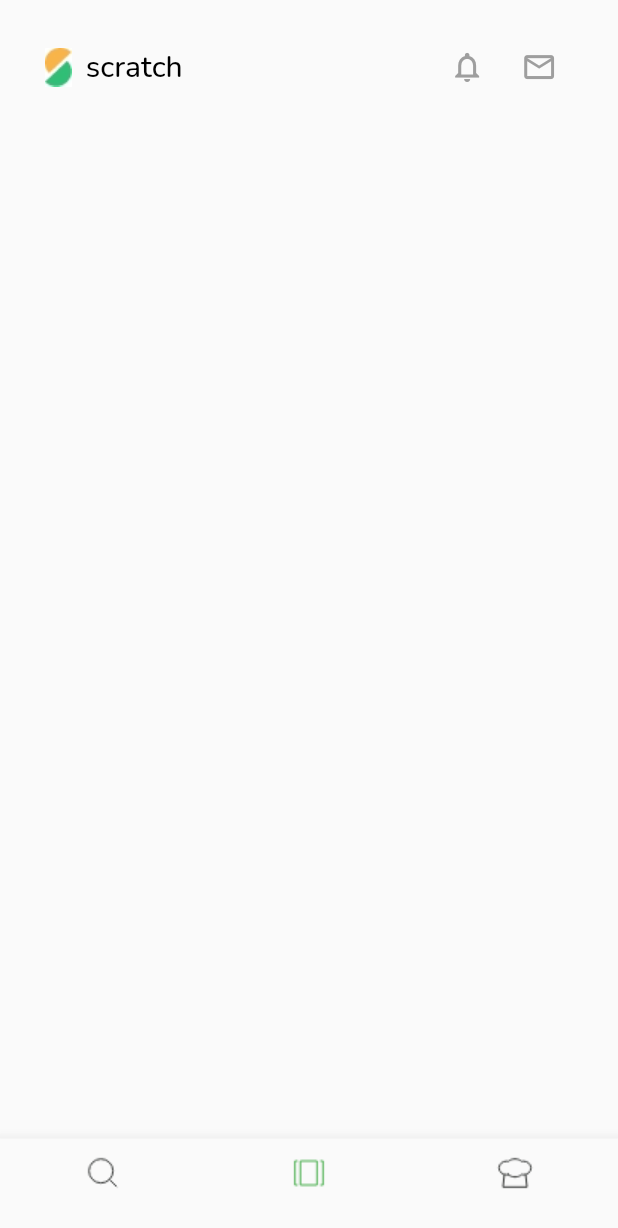
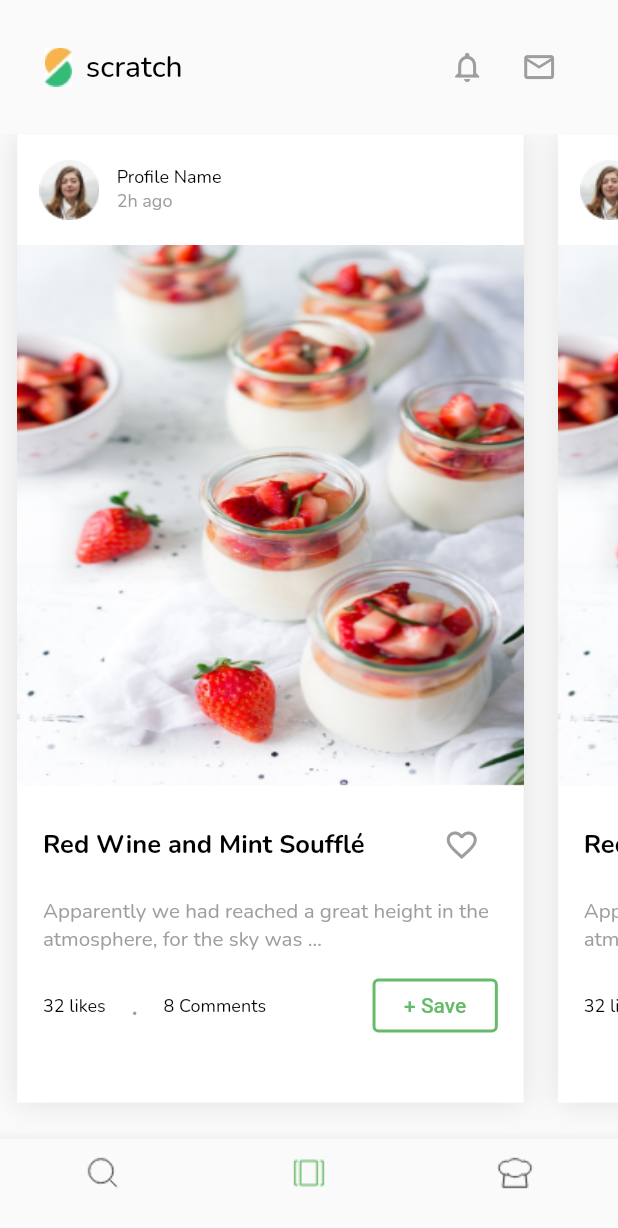
Before and after one commit to AbedUllahAboSamra/Scratch-app, a Flutter app: the MainScreenController screen opened directly, on a phone screen of 412 x 824 dp. Shown: the top 1228 px of the screen. Run offline on Flutter 3.47's test engine with Material 2 defaults, Android fonts, the phone set to English and light mode, and no system bars; our stand-ins replace flutter_screenutil, google_fonts.

Commit message:
update for Recipe_feed
.

```diff
--- /dev/null
+++ b/lib/Screens/MainScreen/HomeScreen/HomeCardDetails.dart
@@ -0,0 +1,132 @@
+import 'package:flutter/material.dart';
+import 'package:flutter_screenutil/flutter_screenutil.dart';
+
+class HomeCardDetails extends StatelessWidget {
+  const HomeCardDetails({super.key});
+
+  @override
+  Widget build(BuildContext context) {
+    return Container(
+      margin: EdgeInsets.only(bottom: 20.h, left: 10.w, right: 10.w),
+      child: Container(
+        width: 295.w,
+        height: 556.h,
+        decoration: BoxDecoration(boxShadow: [
+          BoxShadow(
+              color: Colors.grey.shade300,
+              offset: const Offset(0, 0),
+              blurRadius: 15)
+        ]),
+        child: Container(
+          color: Colors.white,
+          child: Column(
+            children: [
+              Container(
+                padding: EdgeInsets.all(13.r),
+                width: double.infinity,
+                height: 62.h,
+                child: Row(
+                  children: [
+                    Image.asset("assets/Image/avatar.png"),
+                    Container(
+                      padding:
+                          EdgeInsets.symmetric(vertical: 5.r, horizontal: 10.r),
+                      child: Column(
+                        crossAxisAlignment: CrossAxisAlignment.start,
+                        children: [
+                          Text(
+                            "Profile Name",
+                            style: TextStyle(fontSize: 12),
+                          ),
+                          Text(
+                            "2h ago",
+                            style: TextStyle(color: Colors.grey, fontSize: 12),
+                          ),
+                        ],
+                      ),
+                    )
+                  ],
+                ),
+              ),
+              SizedBox(
+                width: 295.w,
+                height: 302.h,
+                child: Image.asset("assets/Image/Feed_Card.png",fit: BoxFit.fill,),
+              ),
+              Container(
+                margin: EdgeInsets.all(13.r),
+                width: 265.w,
+                height: 130.h,
+                child: Column(
+                  mainAxisAlignment: MainAxisAlignment.spaceBetween,
+                  children: [
+                    Row(
+                      mainAxisAlignment: MainAxisAlignment.spaceBetween,
+                      children: [
+                        Text(
+                          "Red Wine and Mint Soufflé",
+                          style: TextStyle(fontWeight: FontWeight.bold),
+                        ),
+                        IconButton(
+                            onPressed: () {},
+                            icon: const Icon(
+                              Icons.favorite_outline,
+                              color: Colors.grey,
+                            ))
+                      ],
+                    ),
+                    Text(
+                      "Apparently we had reached a great height in the atmosphere, for the sky was …",
+                      style: TextStyle(color: Colors.grey, fontSize: 12.r),
+                      overflow: TextOverflow.ellipsis,
+                      maxLines: 2,
+                      softWrap: false,
+                    ),
+                    Row(
+                      mainAxisAlignment: MainAxisAlignment.spaceBetween,
+                      children: [
+                        SizedBox(
+                          width: 130.w,
+                          child: Row(
+                            mainAxisAlignment: MainAxisAlignment.spaceBetween,
+                            children: const [
+                              Text("32 likes", style: TextStyle(fontSize: 12)),
+                              Text(
+                                ".",
+                                style:
+                                    TextStyle(fontSize: 20, color: Colors.grey),
+                              ),
+                              Text(
+                                "8 Comments",
+                                style: TextStyle(fontSize: 12),
+                              ),
+                            ],
+                          ),
+                        ),
+                        TextButton(
+                          onPressed: () {},
+                          style: ButtonStyle(
+                              foregroundColor: MaterialStateProperty.all(
+                                  Colors.green.shade400),
+                              backgroundColor:
+                                  MaterialStateProperty.all(Colors.white),
+                              side: MaterialStateProperty.all(
+                                BorderSide(
+                                    width: 2, color: Colors.green.shade400),
+                              ),
+                              fixedSize:
+                                  MaterialStateProperty.all(Size(73.w, 26.h))),
+                          child: const Text("+ Save"),
+                        )
+                      ],
+                    )
+                  ],
+                ),
+              )
+            ],
+          ),
+        ),
+      ),
+    );
+  }
+}
--- a/lib/Screens/MainScreen/HomeScreen/HomeScreen.dart
+++ b/lib/Screens/MainScreen/HomeScreen/HomeScreen.dart
@@ -1,5 +1,6 @@
 import 'package:flutter/material.dart';
 import 'package:flutter_screenutil/flutter_screenutil.dart';
+import 'package:scratchfood/Screens/MainScreen/HomeScreen/HomeCardDetails.dart';
 
 class Home extends StatelessWidget {
   @override
@@ -53,8 +54,11 @@ class Home extends StatelessWidget {
         Expanded(
           child: ListView(
             scrollDirection: Axis.horizontal,
+
             children: [
-
+              HomeCardDetails(),
+              HomeCardDetails(),
+              HomeCardDetails(),
             ],
           ),
         ),
--- a/pubspec.yaml
+++ b/pubspec.yaml
@@ -65,6 +65,7 @@ flutter:
     - assets/logo.jpg
     - assets/Image.jpg
     - assets/Icon/
+    - assets/Image/
 
   # An image assets can refer to one or more resolution-specific "variants", see
   # https://flutter.dev/assets-and-images/#resolution-aware
```
Also changed, not shown: assets/Image/Feed_Card.png (added), assets/Image/avatar.png (added).
